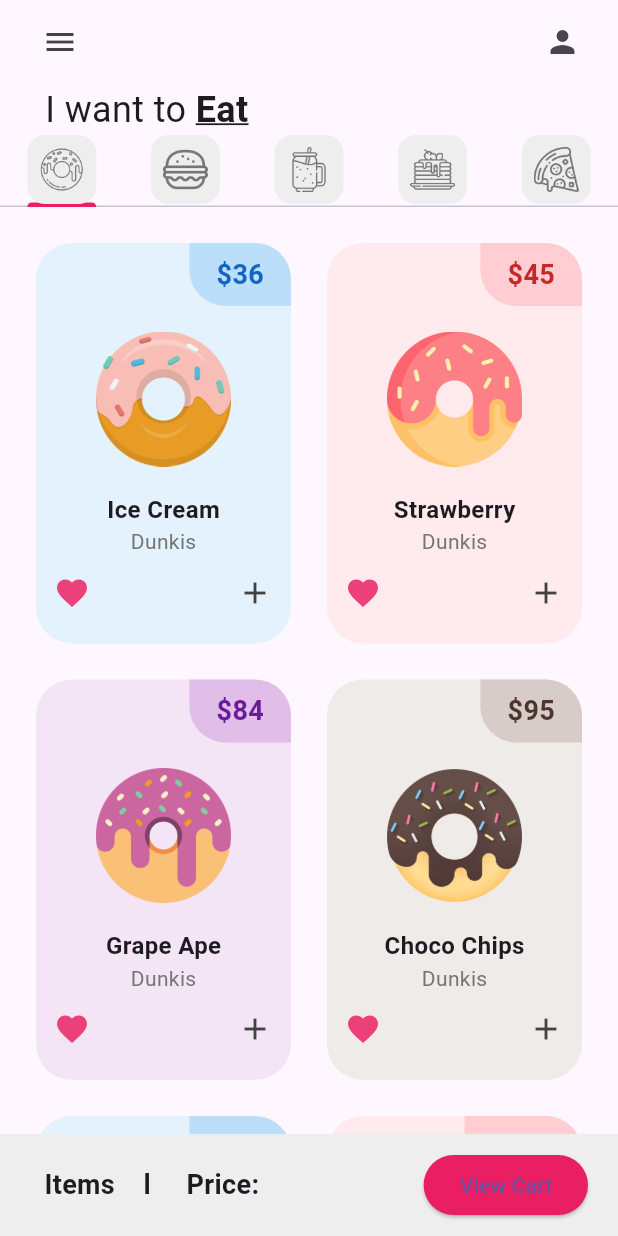
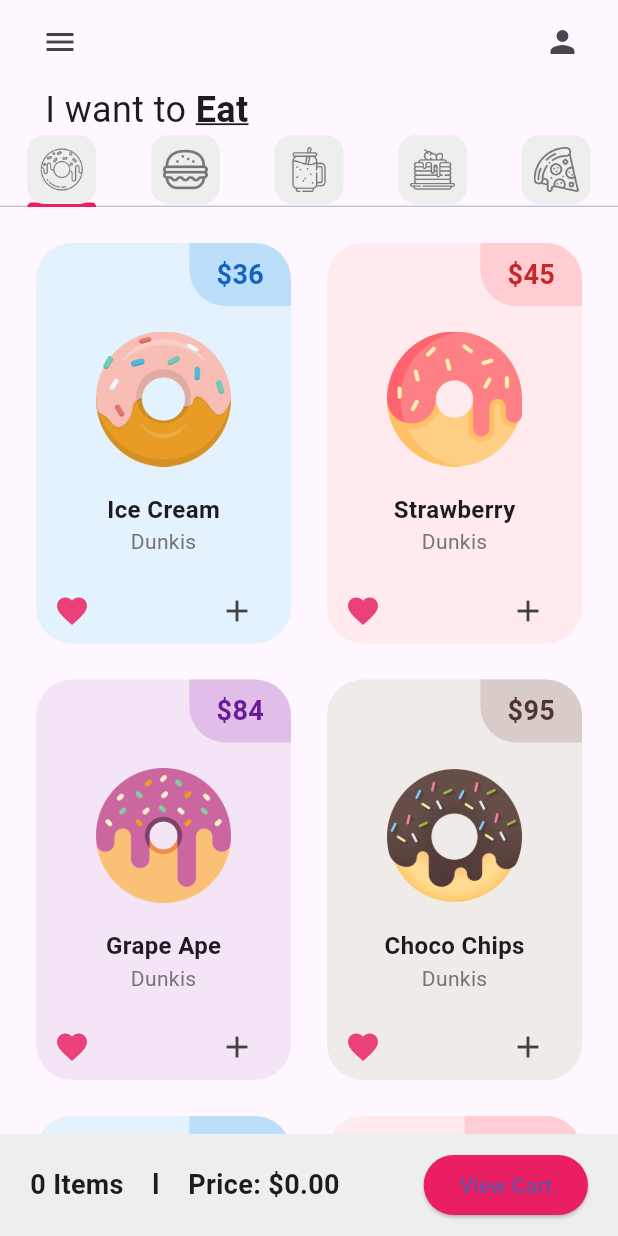
Before and after one commit to Victor-Cauich/p1_donut_app_cauich_victor, a Flutter app: the screen it shows after launch, on a phone screen of 412 x 824 dp. Run offline on Flutter 3.47's test engine with Material 3 defaults, Android fonts, the phone set to English and light mode, and no system bars.

Commit message:
Car System added

```diff
--- a/lib/Utils/donut_tile.dart
+++ b/lib/Utils/donut_tile.dart
@@ -5,13 +5,15 @@ class DonutTile extends StatelessWidget {
   final String donutPrice;
   final dynamic donutColor; //dynamic porque sera de tipo color
   final String imageName;
+  final VoidCallback onAdd;
 
 const DonutTile(
   {super.key,
   required this.donutFlavor,
   required this.donutPrice,
   this.donutColor,
-  required this.imageName});
+  required this.imageName,
+  required this.onAdd});
 
   @override
   Widget build(BuildContext context) {
@@ -71,7 +73,11 @@ const DonutTile(
                 //love icon
                 Icon(Icons.favorite, color: Colors.pink[400]),
                  //Plus buttom
-                Icon(Icons.add, color: Colors.grey[800]),
+                 IconButton(
+                icon: Icon(Icons.add, color: Colors.grey[800]),
+                onPressed: onAdd,
+
+                 ),
               ],
 
 
--- a/lib/pages/home_page.dart
+++ b/lib/pages/home_page.dart
@@ -26,7 +26,21 @@ List<Widget> myTabs =[
    //pancakes
   const MyTab(iconPath: 'lib/icons/pizza.png',)
 ];
+
 class _HomePageState extends State<HomePage> {
+
+  int totalItems = 0;
+  double totalPrice = 0.0;
+
+// añadir un articulo al carrito
+void addItem(double price){
+  setState(() {
+    totalItems++;
+    totalPrice += price;
+    });
+   }
+
+
   @override
   Widget build(BuildContext context) {
     return  DefaultTabController(
@@ -61,13 +75,13 @@ class _HomePageState extends State<HomePage> {
         //tab bar
         TabBar(tabs:myTabs),
         //tab bar view
-        const Expanded(
+        Expanded(
           child: TabBarView(children: [
-         DonutTab(),
-         BurgerTab(),
-         SmoothieTab(),
-         PancakesTab(),
-         PizzaTab()
+         DonutTab(onItemAdded: addItem),
+         BurgerTab(onItemAdded: addItem),
+         SmoothieTab(onItemAdded: addItem),
+         PancakesTab(onItemAdded: addItem),
+         PizzaTab(onItemAdded: addItem),
         ])
         ),
        ],),
@@ -82,9 +96,9 @@ class _HomePageState extends State<HomePage> {
             mainAxisAlignment: MainAxisAlignment.spaceBetween,
             children: [
               // Mostrar cantidad de artículos y precio total
-              const Text (
-                '  Items    l     Price: ',
-                style: TextStyle(
+              Text (
+                '$totalItems Items    l    Price: \$${totalPrice.toStringAsFixed(2)}',
+                style: const TextStyle(
                     fontWeight: FontWeight.bold, fontSize: 18,),
               ),
               // Botón para ver el carrito
--- a/lib/tab/donut_tab.dart
+++ b/lib/tab/donut_tab.dart
@@ -2,6 +2,8 @@ import 'package:flutter/material.dart';
 import 'package:p1_donut_app_cauich_victor/Utils/donut_tile.dart';
 
 class DonutTab extends StatelessWidget {
+  final Function(double) onItemAdded;
+
 // list of donuts
 final List donutsOnSale = const[
 // [ donutFlavor, donutPrice, donutColor, imageName ]
@@ -17,7 +19,7 @@ final List donutsOnSale = const[
 ];
 
 
-const DonutTab({super.key});
+const DonutTab({super.key, required this.onItemAdded});
 
   @override
   Widget build(BuildContext context) {
@@ -31,7 +33,11 @@ const DonutTab({super.key});
         donutPrice: donutsOnSale[index][1],
         donutColor: donutsOnSale[index][2],
         imageName: donutsOnSale[index][3],
+        onAdd: () {
+          onItemAdded(double.parse(donutsOnSale[index][1]));
+        }
       );
-      });
+     }
+    );
   }
 }
--- a/lib/tab/pancakes_tab.dart
+++ b/lib/tab/pancakes_tab.dart
@@ -2,6 +2,7 @@ import 'package:flutter/material.dart';
 import 'package:p1_donut_app_cauich_victor/Utils/pancake_tile.dart';
 
 class PancakesTab extends StatelessWidget {
+  final Function(double) onItemAdded;
 // list of pancakes
 final List pancakesOnSale = const[
 // [ pancakeFlavor, pancakePrice, pancakeColor, imagePancake ]
@@ -14,7 +15,7 @@ final List pancakesOnSale = const[
 ["Choco", "50", Colors.purple, "lib/images/pancake7.png"],
 ["Ice Cream", "80", Colors.brown, "lib/images/pancake8.png"],
 ];
-const PancakesTab({super.key});
+const PancakesTab({super.key, required this.onItemAdded});
 
   @override
   Widget build(BuildContext context) {
@@ -28,6 +29,9 @@ const PancakesTab({super.key});
         pancakePrice: pancakesOnSale[index][1],
         pancakeColor: pancakesOnSale[index][2],
         imagePancake: pancakesOnSale[index][3],
+        onAdd: () {
+          onItemAdded(double.parse(pancakesOnSale[index][1]));
+        }
       );
       });
   }
```
Also changed, not shown: lib/Utils/burger_tile.dart (+8 -2 lines), lib/Utils/pancake_tile.dart (+7 -2 lines), lib/Utils/pizza_tile.dart (+7 -2 lines), lib/Utils/smoothie_tile.dart (+7 -2 lines), lib/tab/burger_tab.dart (+6 -1 lines), lib/tab/pizza_tab.dart (+6 -1 lines), lib/tab/smoothie_tab.dart (+6 -1 lines).
